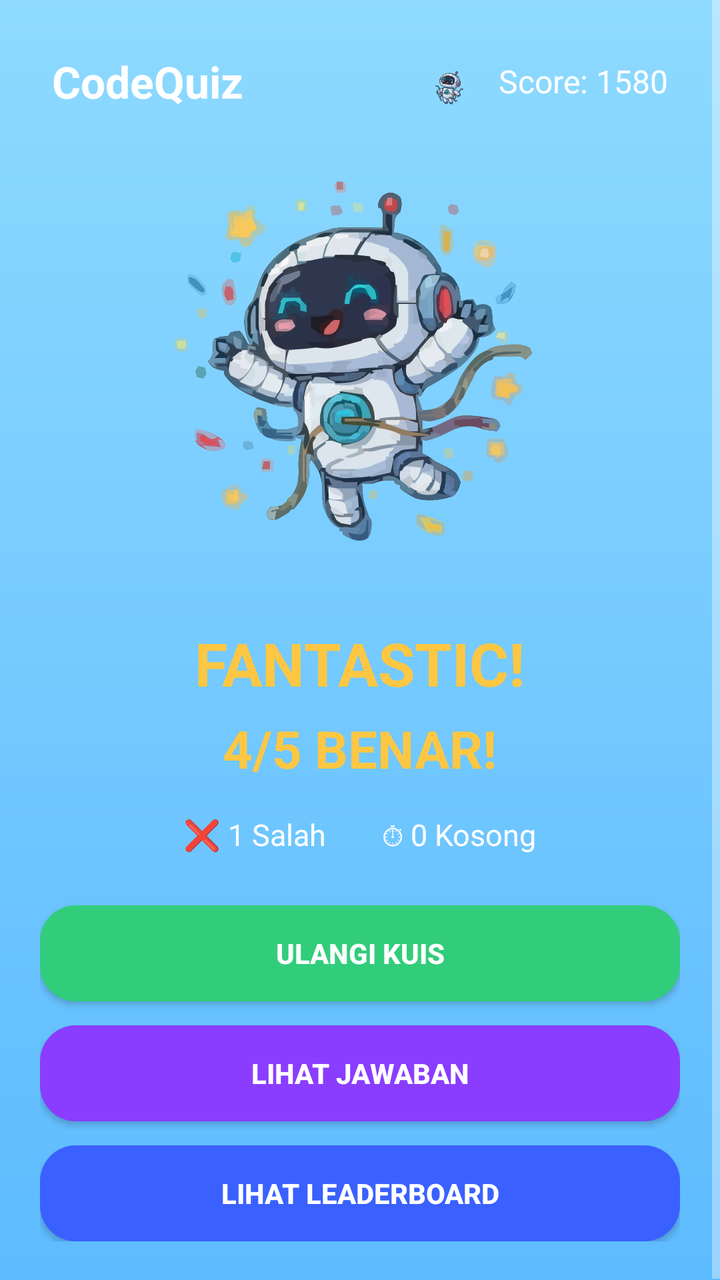
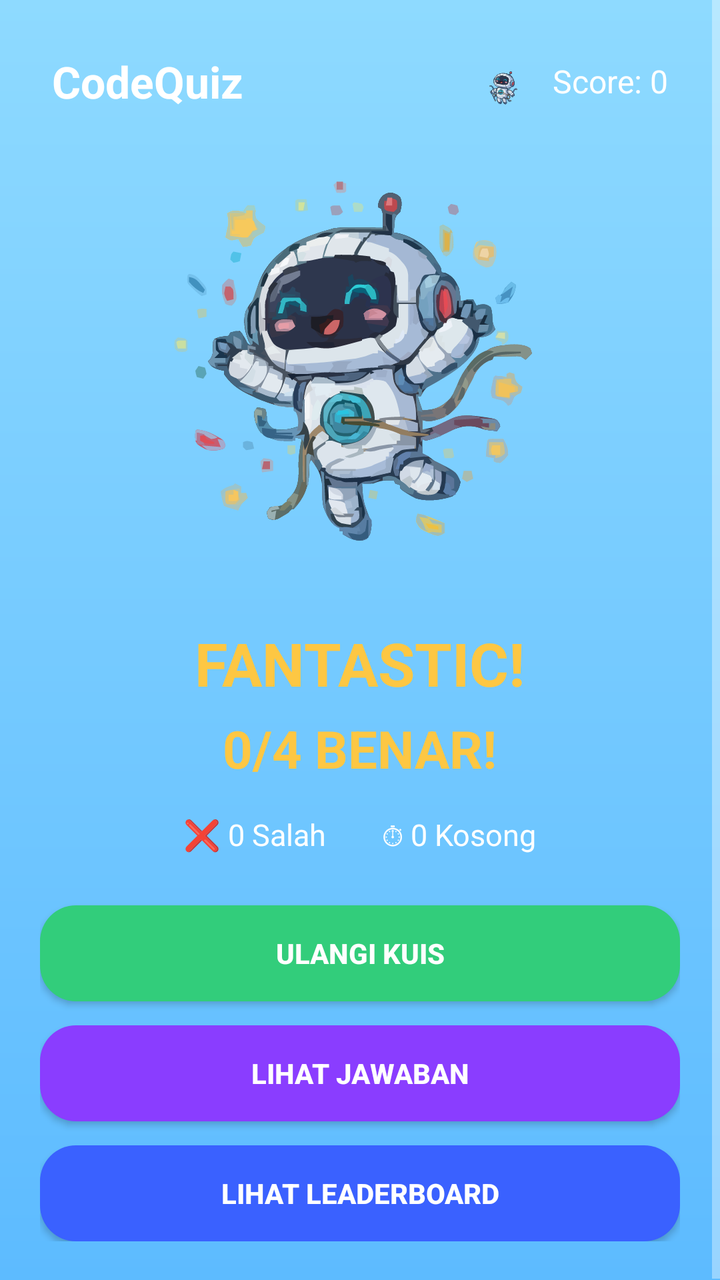

Compare the two renders of this Android layout. The source of the first and the diff that turns it into the second are given below.
<!-- AndroidManifest.xml: application theme Theme.CodeQuizDAM -->
<!-- res/layout/activity_result.xml -->
<?xml version="1.0" encoding="utf-8"?>
<ScrollView xmlns:android="http://schemas.android.com/apk/res/android"
    android:layout_width="match_parent"
    android:layout_height="match_parent"
    android:background="@drawable/bg_gradient">

    <LinearLayout
        android:layout_width="match_parent"
        android:layout_height="wrap_content"
        android:orientation="vertical"
        android:padding="20dp"
        android:gravity="center_horizontal">

        
        <LinearLayout
            android:layout_width="match_parent"
            android:layout_height="wrap_content"
            android:orientation="horizontal"
            android:gravity="center_vertical"
            android:padding="6dp">

            <TextView
                android:layout_width="wrap_content"
                android:layout_height="wrap_content"
                android:text="CodeQuiz"
                android:textSize="22sp"
                android:textStyle="bold"
                android:textColor="@android:color/white"
                android:layout_weight="1" />

            <ImageView
                android:layout_width="26dp"
                android:layout_height="26dp"
                android:src="@drawable/robot_quiz" />

            <TextView
                android:layout_width="wrap_content"
                android:layout_height="wrap_content"
                android:text=" Score: 1580"
                android:textSize="16sp"
                android:textColor="@android:color/white"
                android:paddingStart="5dp"/>
        </LinearLayout>

        
        <ImageView
            android:id="@+id/resultRobot"
            android:layout_width="253dp"
            android:layout_height="220dp"
            android:layout_marginTop="20dp"
            android:src="@drawable/ic_leader" />

        
        <TextView
            android:layout_width="wrap_content"
            android:layout_height="wrap_content"
            android:text="FANTASTIC!"
            android:textSize="30sp"
            android:textStyle="bold"
            android:textColor="#FDC743"
            android:layout_marginTop="10dp" />

        
        <TextView
            android:layout_width="wrap_content"
            android:layout_height="wrap_content"
            android:text="4/5 BENAR!"
            android:textSize="26sp"
            android:textStyle="bold"
            android:textColor="#FDC743"
            android:layout_marginTop="5dp" />

        
        <LinearLayout
            android:layout_width="wrap_content"
            android:layout_height="wrap_content"
            android:orientation="horizontal"
            android:layout_marginTop="15dp">

            <TextView
                android:layout_width="wrap_content"
                android:layout_height="wrap_content"
                android:text="❌ 1 Salah"
                android:textSize="15sp"
                android:textColor="@android:color/white"
                android:paddingEnd="28dp" />

            <TextView
                android:layout_width="wrap_content"
                android:layout_height="wrap_content"
                android:text="⏱ 0 Kosong"
                android:textSize="15sp"
                android:textColor="@android:color/white" />
        </LinearLayout>

        
        <Button
            android:id="@+id/btnUlangi"
            android:layout_width="match_parent"
            android:layout_height="wrap_content"
            android:text="ULANGI KUIS"
            android:textAllCaps="true"
            android:textStyle="bold"
            android:textColor="@android:color/white"
            android:background="@drawable/bg_btn_green"
            android:layout_marginTop="25dp"
            android:padding="14dp"/>

        
        <Button
            android:id="@+id/btnJawaban"
            android:layout_width="match_parent"
            android:layout_height="wrap_content"
            android:text="LIHAT JAWABAN"
            android:textAllCaps="true"
            android:textStyle="bold"
            android:textColor="@android:color/white"
            android:background="@drawable/bg_btn_purple"
            android:layout_marginTop="12dp"
            android:padding="14dp"/>

        
        <Button
            android:id="@+id/btnLeaderboard"
            android:layout_width="match_parent"
            android:layout_height="wrap_content"
            android:text="LIHAT LEADERBOARD"
            android:textAllCaps="true"
            android:textStyle="bold"
            android:textColor="@android:color/white"
            android:background="@drawable/bg_btn_blue"
            android:layout_marginTop="12dp"
            android:padding="14dp"/>
    </LinearLayout>
</ScrollView>
<!-- resources referenced by this layout -->
<resources>
  <!-- drawable bg_btn_blue (drawable) -->
  <shape xmlns:android="http://schemas.android.com/apk/res/android">
      <solid android:color="#3A61FF"/>
      <corners android:radius="18dp"/>
  </shape>
  <!-- drawable bg_btn_green (drawable) -->
  <shape xmlns:android="http://schemas.android.com/apk/res/android">
      <solid android:color="#32CD7B"/>
      <corners android:radius="18dp"/>
  </shape>
  <!-- drawable bg_btn_purple (drawable) -->
  <shape xmlns:android="http://schemas.android.com/apk/res/android">
      <solid android:color="#8A3DFF"/>
      <corners android:radius="18dp"/>
  </shape>
  <!-- drawable bg_gradient (drawable) -->
  <?xml version="1.0" encoding="utf-8"?>
  <shape xmlns:android="http://schemas.android.com/apk/res/android"
      android:shape="rectangle">
  
      <gradient
          android:type="linear"
          android:angle="90"
          android:startColor="#5DBBFF"
          android:endColor="#8EDAFF" />
  
  </shape>
  <!-- drawable ic_leader: vector/xml drawable (drawable, 173704 chars, omitted) -->
  <!-- drawable robot_quiz: vector/xml drawable (drawable, 158744 chars, omitted) -->
  <style name="Theme.CodeQuizDAM" parent="Theme.AppCompat.NoActionBar" />
</resources>

<!-- the commit's change to res/layout/activity_result.xml (unified diff, before → after) -->
@@ -34,9 +34,10 @@
                 android:src="@drawable/robot_quiz" />
 
             <TextView
+                android:id="@+id/text_total_score" 
                 android:layout_width="wrap_content"
                 android:layout_height="wrap_content"
-                android:text=" Score: 1580"
+                android:text=" Score: 0"
                 android:textSize="16sp"
                 android:textColor="@android:color/white"
                 android:paddingStart="5dp"/>
@@ -48,10 +49,11 @@
             android:layout_width="253dp"
             android:layout_height="220dp"
             android:layout_marginTop="20dp"
-            android:src="@drawable/ic_leader" />
+            android:src="@drawable/ic_smile_robot" />
 
         
         <TextView
+            android:id="@+id/text_result_title"
             android:layout_width="wrap_content"
             android:layout_height="wrap_content"
             android:text="FANTASTIC!"
@@ -62,9 +64,10 @@
 
         
         <TextView
+            android:id="@+id/text_correct_summary"
             android:layout_width="wrap_content"
             android:layout_height="wrap_content"
-            android:text="4/5 BENAR!"
+            android:text="0/4 BENAR!"
             android:textSize="26sp"
             android:textStyle="bold"
             android:textColor="#FDC743"
@@ -78,14 +81,16 @@
             android:layout_marginTop="15dp">
 
             <TextView
+                android:id="@+id/text_incorrect_summary"
                 android:layout_width="wrap_content"
                 android:layout_height="wrap_content"
-                android:text="❌ 1 Salah"
+                android:text="❌ 0 Salah"
                 android:textSize="15sp"
                 android:textColor="@android:color/white"
                 android:paddingEnd="28dp" />
 
             <TextView
+                android:id="@+id/text_empty_summary"
                 android:layout_width="wrap_content"
                 android:layout_height="wrap_content"
                 android:text="⏱ 0 Kosong"
<!-- resource entries referenced after the edit -->
@@ -27,7 +27,7 @@
           android:endColor="#8EDAFF" />
   
   </shape>
-  <!-- drawable ic_leader: vector/xml drawable (drawable, 173704 chars, omitted) -->
+  <!-- drawable ic_smile_robot: vector/xml drawable (drawable, 173704 chars, omitted) -->
   <!-- drawable robot_quiz: vector/xml drawable (drawable, 158744 chars, omitted) -->
   <style name="Theme.CodeQuizDAM" parent="Theme.AppCompat.NoActionBar" />
 </resources>
